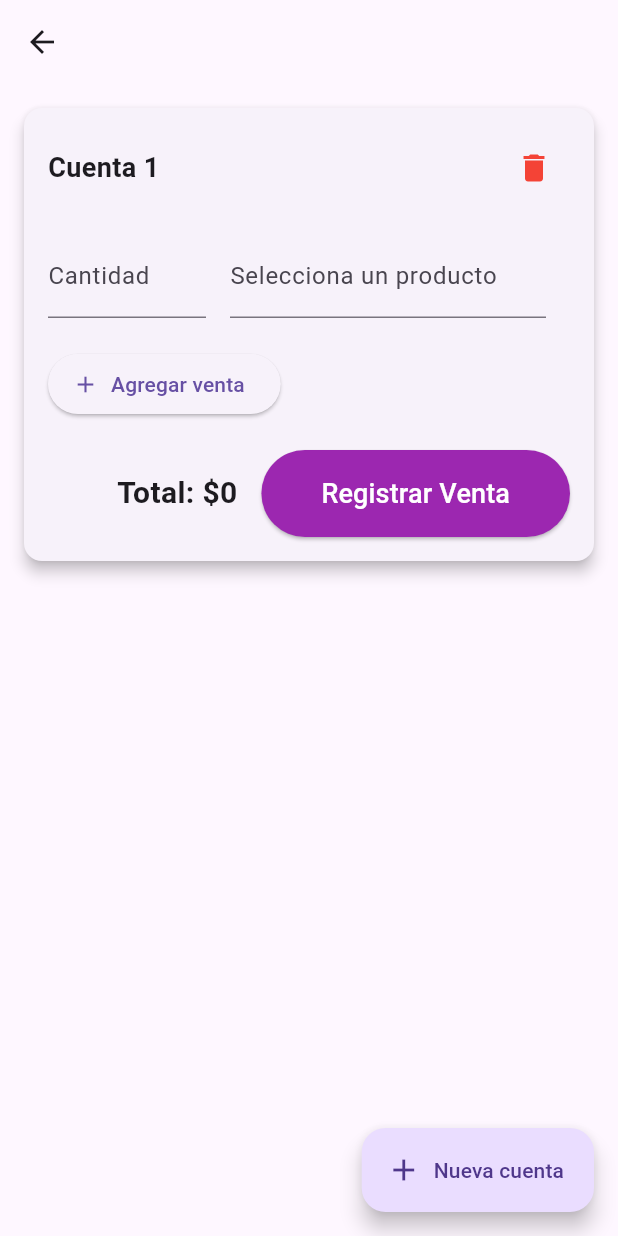
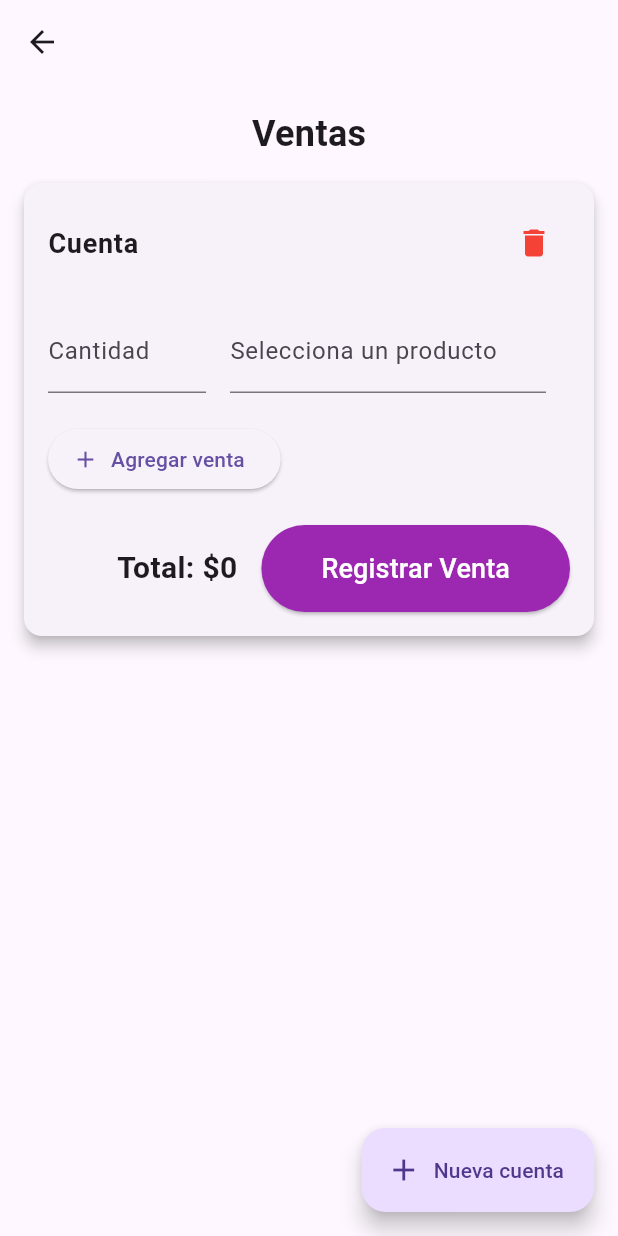
Before and after one commit to Schrei01/valinor_ludoteca, a Flutter app: the VentasScreen screen opened directly, on a phone screen of 412 x 824 dp. Run offline on Flutter 3.47's test engine with Material 3 defaults, Android fonts, the phone set to English and light mode, and no system bars; our stand-ins replace sqflite_common_ffi; accounts and stored records are empty.

Commit message:
Ajustes a formato y demás

```diff
--- a/lib/providers/accounts_provider.dart
+++ b/lib/providers/accounts_provider.dart
@@ -14,7 +14,7 @@ class AccountsProvider extends ChangeNotifier {
 
   /// Agregar nueva cuenta
   void addAccount() {
-    _accounts.add(Account());
+    _accounts.add(Account(name: "Cuenta ${_accounts.length + 1}"));
     notifyListeners();
   }
 
--- a/lib/screens/ventas_screen.dart
+++ b/lib/screens/ventas_screen.dart
@@ -1,4 +1,5 @@
 import 'package:flutter/material.dart';
+import 'package:intl/intl.dart';
 import 'package:provider/provider.dart';
 import 'package:valinor_ludoteca_desktop/models/products.dart';
 import 'package:valinor_ludoteca_desktop/models/saleline.dart';
@@ -20,6 +21,8 @@ class _VentasScreenState extends State<VentasScreen> {
   bool _loading = true;
   final List<SaleLine> _saleLines = [];
 
+  final NumberFormat _currencyFormat = NumberFormat("#,##0", "es_CO");
+
 
   @override
   void initState() {
@@ -36,26 +39,6 @@ class _VentasScreenState extends State<VentasScreen> {
       _loading = false;
 
     });
-  }
-
-  double get _totalRegistro {
-    double total = 0;
-    for (var line in _saleLines) {
-      final quantity = int.tryParse(line.quantityController.text) ?? 0;
-      final price = line.product?.price ?? 0;
-      total += quantity * price;
-    }
-    return total;
-  }
-
-  double _calculateTotal(List<SaleLine> saleLines) {
-    double total = 0;
-    for (final line in saleLines) {
-      final q = int.tryParse(line.quantityController.text.trim()) ?? 0;
-      final p = line.product?.price ?? 0.0;
-      total += q * p;
-    }
-    return total;
   }
 
   void _registerSaleForAccount(Account account) async {
@@ -136,6 +119,10 @@ class _VentasScreenState extends State<VentasScreen> {
         child: SingleChildScrollView(
           child: Column(
             children: [
+              const Text('Ventas', style: TextStyle(fontSize: 24, fontWeight: FontWeight.bold)),
+
+              const SizedBox(height: 16),
+
               // Render de cada cuenta
               ...accounts.asMap().entries.map((entry) {
                 final index = entry.key;
@@ -150,11 +137,21 @@ class _VentasScreenState extends State<VentasScreen> {
                       crossAxisAlignment: CrossAxisAlignment.start,
                       children: [
                         Row(
-                          mainAxisAlignment: MainAxisAlignment.spaceBetween,
                           children: [
-                            Text("Cuenta ${index + 1}",
+                            Expanded(
+                              child: TextField(
+                                controller: account.nameController,
+                                decoration: const InputDecoration(
+                                  hintText: "Nombre de la cuenta",
+                                  border: InputBorder.none,
+                                  isDense: true,
+                                ),
                                 style: const TextStyle(
-                                    fontSize: 18, fontWeight: FontWeight.bold)),
+                                  fontSize: 18,
+                                  fontWeight: FontWeight.bold,
+                                ),
+                              ),
+                            ),
                             IconButton(
                               icon: const Icon(Icons.delete, color: Colors.red),
                               onPressed: () {
@@ -234,13 +231,14 @@ class _VentasScreenState extends State<VentasScreen> {
 
 class TotalDisplay extends StatelessWidget {
   final double total;
+  final NumberFormat _currencyFormat = NumberFormat("#,##0", "es_CO");
 
-  const TotalDisplay({super.key, required this.total});
+  TotalDisplay({super.key, required this.total});
 
   @override
   Widget build(BuildContext context) {
     return Text(
-      'Total: \$${total.toStringAsFixed(0)}',
+      'Total: \$${_currencyFormat.format(total)}',
       style: const TextStyle(fontSize: 20, fontWeight: FontWeight.bold),
     );
   }
@@ -285,11 +283,12 @@ class RegisterSaleButton extends StatelessWidget {
 
 
 class Account {
+  final TextEditingController nameController;
   List<SaleLine> saleLines;
   double total;
 
-  Account({
-    List<SaleLine>? saleLines,
-    this.total = 0,
-  }) : saleLines = saleLines ?? [SaleLine()];
+  Account({String? name})
+      : nameController = TextEditingController(text: name ?? "Cuenta"),
+        saleLines = [SaleLine()],
+        total = 0.0;
 }
--- a/lib/widgets/sale_line_widget.dart
+++ b/lib/widgets/sale_line_widget.dart
@@ -1,4 +1,5 @@
 import 'package:flutter/material.dart';
+import 'package:intl/intl.dart';
 import 'package:valinor_ludoteca_desktop/models/products.dart';
 import 'package:valinor_ludoteca_desktop/models/saleline.dart';
 
@@ -7,8 +8,10 @@ class SaleLineWidget extends StatelessWidget {
   final List<Product> products;
   final VoidCallback? onRemove;
   final VoidCallback onChanged;
+  final NumberFormat _currencyFormat = NumberFormat("#,##0", "es_CO");
 
-  const SaleLineWidget({
+
+  SaleLineWidget({
     super.key,
     required this.line,
     required this.products,
@@ -79,7 +82,9 @@ class SaleLineWidget extends StatelessWidget {
                         final Product option = options.elementAt(index);
                         return ListTile(
                           title: Text('${option.name} (Stock: ${option.quantity})'),
-                          subtitle: Text('\$${option.price.toStringAsFixed(0)}'),
+                          subtitle: Text(
+                            'Precio: \$${_currencyFormat.format(option.price)}',
+                          ),
                           onTap: () => onSelected(option),
                         );
                       },
```
Also changed, not shown: lib/db/database_helper.dart (+28 -7 lines), lib/screens/inventario_screen.dart (+61 -191 lines), lib/screens/reportes_screen.dart (+12 -2 lines), lib/widgets/product_form_widget.dart (added, +101 -0 lines), lib/widgets/product_list_widget.dart (added, +78 -0 lines).
